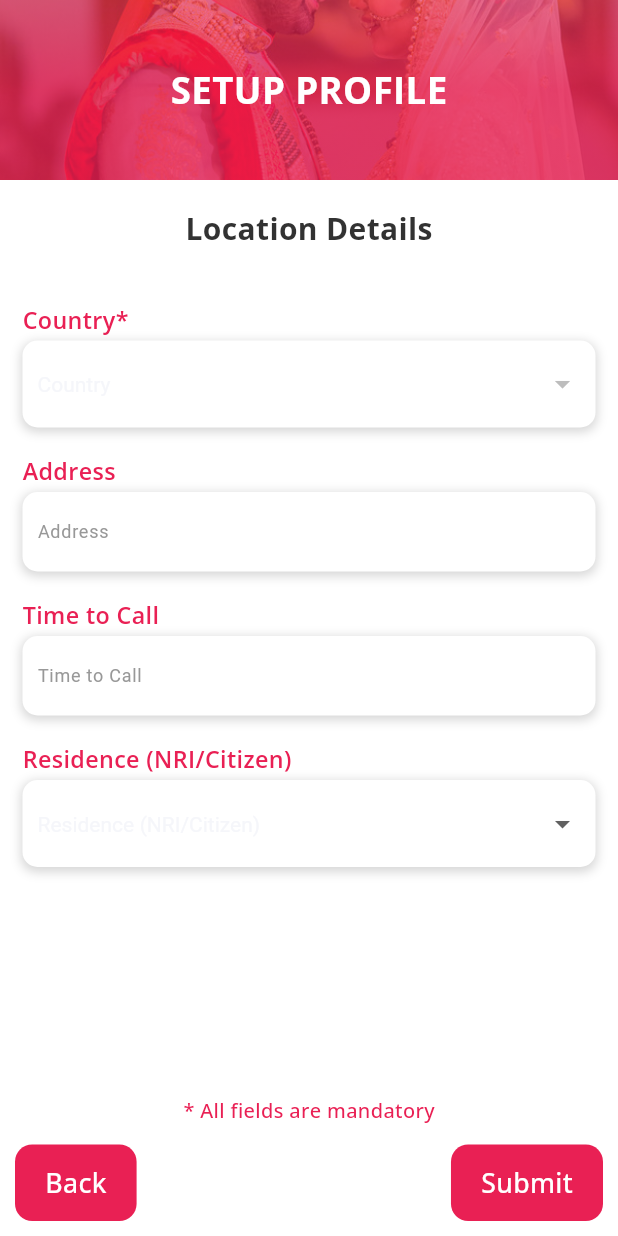
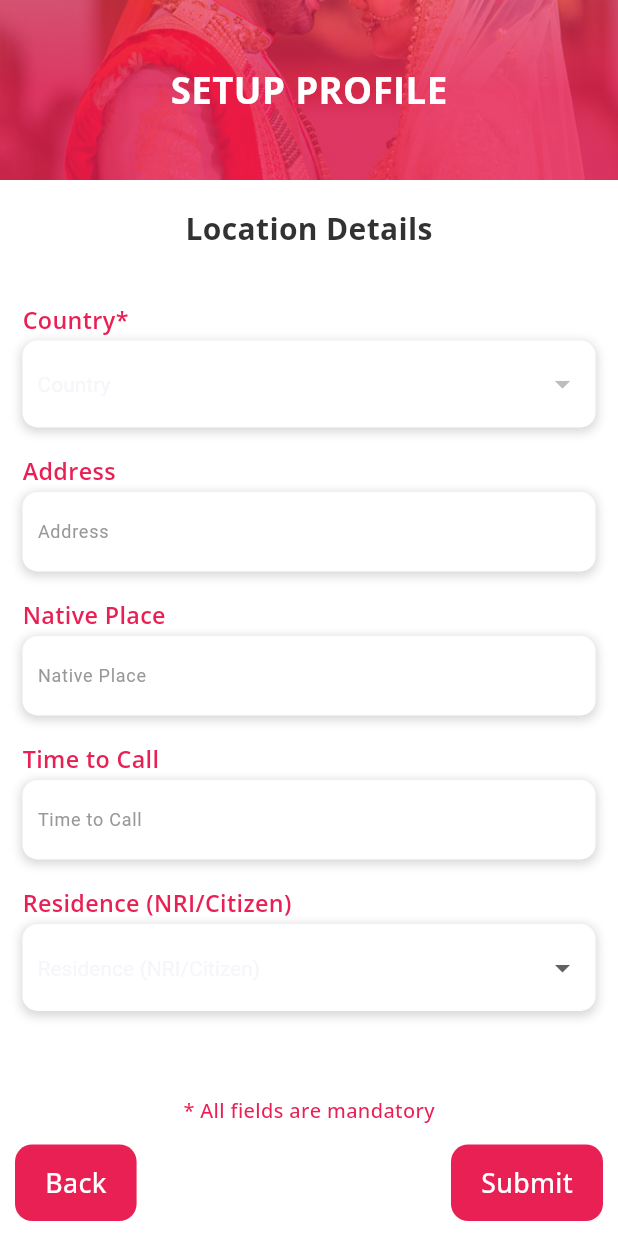
Before and after one commit to nanasaheb92/Marathi_Soyrik_App, a Flutter app: the LocationDetailsForm screen opened by its route, on a phone screen of 412 x 824 dp. Run offline on Flutter 3.47's test engine with Material 3 defaults, Android fonts, the phone set to English and light mode, and no system bars; our stand-ins replace cached_network_image, dio, dropdown_search, flutter_html, fluttertoast, get and 8 more; missing offline and left inert: onesignal_flutter, otpless_flutter, phonepe_payment_sdk; accounts and stored records are empty; network calls fail.

Commit message:
after native palce add

```diff
--- a/lib/app/models/mathc_profile_model.dart
+++ b/lib/app/models/mathc_profile_model.dart
@@ -20,6 +20,7 @@ class MatchProfile {
   String? subcaste;
   String? expectations;
   String? assets;
+  String? nativePlace;
 
   MatchProfile(
       {this.profileId,
@@ -42,7 +43,8 @@ class MatchProfile {
       this.annualIncome,
       this.subcaste,
       this.expectations,
-      this.assets});
+      this.assets,
+      this.nativePlace});
 
   MatchProfile.fromJson(Map<String, dynamic> json) {
     profileId = json['profile_id'] ?? json["id"];
@@ -66,6 +68,7 @@ class MatchProfile {
     subcaste = json['subcaste'];
     expectations = json['general_expt'] ?? json['expectations'];
     assets = json['residance'] ?? json['assets'];
+    nativePlace = json['native_place'];
   }
 
   Map<String, dynamic> toJson() {
@@ -91,6 +94,7 @@ class MatchProfile {
     data['subcaste'] = this.subcaste;
     data['general_expt'] = this.expectations;
     data['residance'] = this.assets;
+    data['native_place'] = this.nativePlace;
     return data;
   }
 }
--- a/lib/app/models/profile_details_model.dart
+++ b/lib/app/models/profile_details_model.dart
@@ -73,6 +73,7 @@ class ProfileDetails {
   String? emailVisibilibity;
   String? createdDt;
   String? roleId;
+  String? nativePlace;
   PartnerPreferance? partnerPreferance;
 
   ProfileDetails(
@@ -150,6 +151,7 @@ class ProfileDetails {
       this.emailVisibilibity,
       this.createdDt,
       this.roleId,
+      this.nativePlace,
       this.partnerPreferance});
 
   ProfileDetails.fromJson(Map<String, dynamic> json) {
@@ -227,6 +229,7 @@ class ProfileDetails {
     emailVisibilibity = json['email_visibilibity'];
     createdDt = json['created_dt'];
     roleId = json['role_id']?.toString();
+    nativePlace = json['native_place'];
     partnerPreferance = json['partner_preferance'] != null
         ? new PartnerPreferance.fromJson(json['partner_preferance'])
         : null;
@@ -308,6 +311,7 @@ class ProfileDetails {
     data['email_visibilibity'] = this.emailVisibilibity;
     data['created_dt'] = this.createdDt;
     data['role_id'] = this.roleId;
+    data['native_place'] = this.nativePlace;
     if (this.partnerPreferance != null) {
       data['partner_preferance'] = this.partnerPreferance!.toJson();
     }
--- a/lib/app/models/user_model.dart
+++ b/lib/app/models/user_model.dart
@@ -297,6 +297,7 @@ class LocationDetails {
   String? residance;
   String? timeToCall;
   String? id;
+  String? nativePlace;
 
   LocationDetails(
       {this.country,
@@ -305,7 +306,8 @@ class LocationDetails {
       this.address,
       this.residance,
       this.timeToCall,
-      this.id});
+      this.id,
+      this.nativePlace});
 
   LocationDetails.fromJson(Map<String, dynamic> json) {
     country = json['country'];
@@ -315,6 +317,7 @@ class LocationDetails {
     residance = json['residance'];
     timeToCall = json['time_to_call'];
     id = json['id'];
+    nativePlace = json['native_place'];
   }
 
   Map<String, dynamic> toJson() {
@@ -326,6 +329,7 @@ class LocationDetails {
     data['residance'] = residance;
     data['time_to_call'] = timeToCall;
     data['id'] = id;
+    data['native_place'] = nativePlace;
     return data;
   }
 }
--- a/lib/app/screens/matches/widgets/location_details_view.dart
+++ b/lib/app/screens/matches/widgets/location_details_view.dart
@@ -44,6 +44,7 @@ class LocationDetailsView extends GetView<MatchController> {
                 scroll: true,
                 children: [
                   EntryWidget(title: "Address", value: profile.address),
+                  EntryWidget(title: "Native Place", value: profile.nativePlace),
                   EntryWidget(title: "City", value: profile.city),
                   EntryWidget(title: "State", value: profile.state),
                   EntryWidget(title: "Country", value: profile.country),
--- a/lib/app/screens/matches/widgets/match_card_widget.dart
+++ b/lib/app/screens/matches/widgets/match_card_widget.dart
@@ -98,7 +98,7 @@ class _MatchCardWidgetState extends State<MatchCardWidget> {
 *🔸 शिक्षण :* ${getValue(fullProfile?.education)}
 *🔸 नोकरी / व्यवसाय :* ${getValue(fullProfile?.occupation)}
 *🔸 वार्षिक पगार / उत्पन्न :* ${getValue(fullProfile?.annualIncome)}
-*🔸 मुळगाव :* ${getValue(fullProfile?.birthplace)}
+*🔸 मुळगाव :* ${getValue(fullProfile?.nativePlace ?? fullProfile?.birthplace)}
 *🔸 सध्याचा पत्ता :* ${getValue(fullProfile?.location ?? widget.profile.location)}
 *🔸 अपेक्षा :* ${getValue(fullProfile?.partnerPreferance?.generalExpt)}
 
--- a/lib/app/screens/matches/widgets/match_card_widget2.dart
+++ b/lib/app/screens/matches/widgets/match_card_widget2.dart
@@ -213,7 +213,7 @@ class _MatchCardWidgetState extends State<MatchCardWidget> {
 *🔸 शिक्षण :* ${getValue(fullProfile?.education)}
 *🔸 नोकरी / व्यवसाय :* ${getValue(fullProfile?.occupation)}
 *🔸 वार्षिक पगार / उत्पन्न :* ${getValue(fullProfile?.annualIncome)}
-*🔸 मुळगाव :* ${getValue(fullProfile?.birthplace)}
+*🔸 मुळगाव :* ${getValue(fullProfile?.nativePlace ?? fullProfile?.birthplace)}
 *🔸 सध्याचा पत्ता :* ${getValue(fullProfile?.location ?? widget.profile.location)}
 *🔸 अपेक्षा :* ${getValue(fullProfile?.partnerPreferance?.generalExpt)}
 
@@ -369,7 +369,7 @@ $bLoc $bMob
                     },
                     child: _getBottomItem("Message", Icons.chat, chatLoading),
                   ),
-                //  if (Get.find<AuthService>().currentUserRole == "1")
+                  if (Get.find<AuthService>().currentUserRole == "1")
                     InkWell(
                       onTap: _shareProfile,
                       child: _getBottomItem("Share", Icons.share, shareLoading),
--- a/lib/app/screens/search/views/advance_search_screen.dart
+++ b/lib/app/screens/search/views/advance_search_screen.dart
@@ -191,7 +191,7 @@ class AdvanceSearchScreen extends GetView<SearchProfilesController> {
                               const SizedBox(
                                 height: 10,
                               ),
-                              const TextView(
+                           /*   const TextView(
                                 text: "Height",
                                 fontSize: 16,
                                 color: ColorPallete.primary,
@@ -241,7 +241,7 @@ class AdvanceSearchScreen extends GetView<SearchProfilesController> {
                               ),
                               const SizedBox(
                                 height: 10,
-                              ),
+                              ),*/
                               const TextView(
                                 text: "Education",
                                 fontSize: 16,
--- a/lib/app/screens/signup/widgets/profile/location_details_form.dart
+++ b/lib/app/screens/signup/widgets/profile/location_details_form.dart
@@ -146,6 +146,17 @@ class LocationDetailsForm extends GetView<SignUpController> {
                                   controller.locationDetails.value.address = value;
                                 },
                               ),
+                              MyFormField(
+                                fieldName: "Native Place",
+                                // showFieldName: false,
+                                type: InputType.TEXT,
+                                keyboard: TextInputType.text,
+                                required: false,
+                                initialValue: controller.locationDetails.value.nativePlace,
+                                onChanged: (value) {
+                                  controller.locationDetails.value.nativePlace = value;
+                                },
+                              ),
                               // MyFormField(
                               //   fieldName: "Mobile",
                               //   // showFieldName: false,
```
